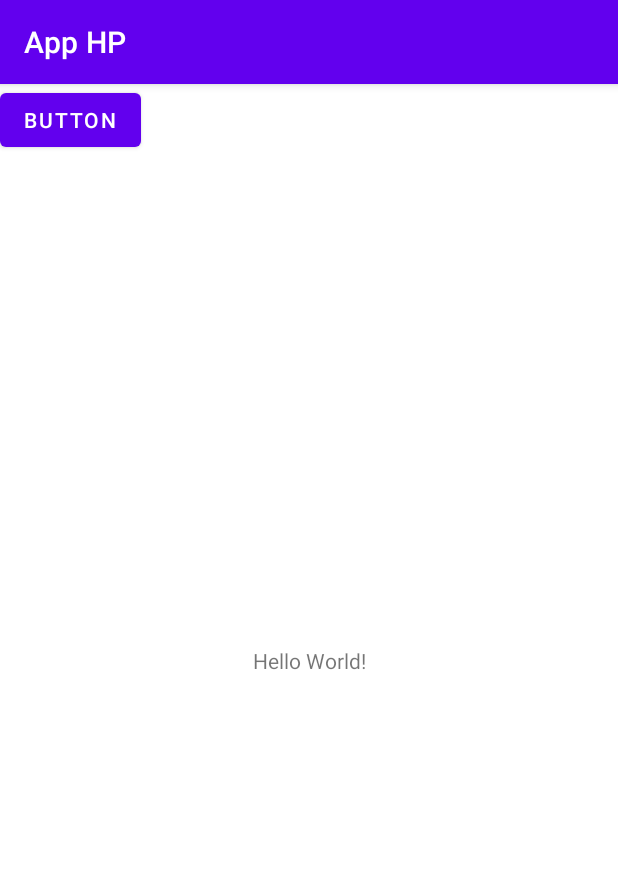
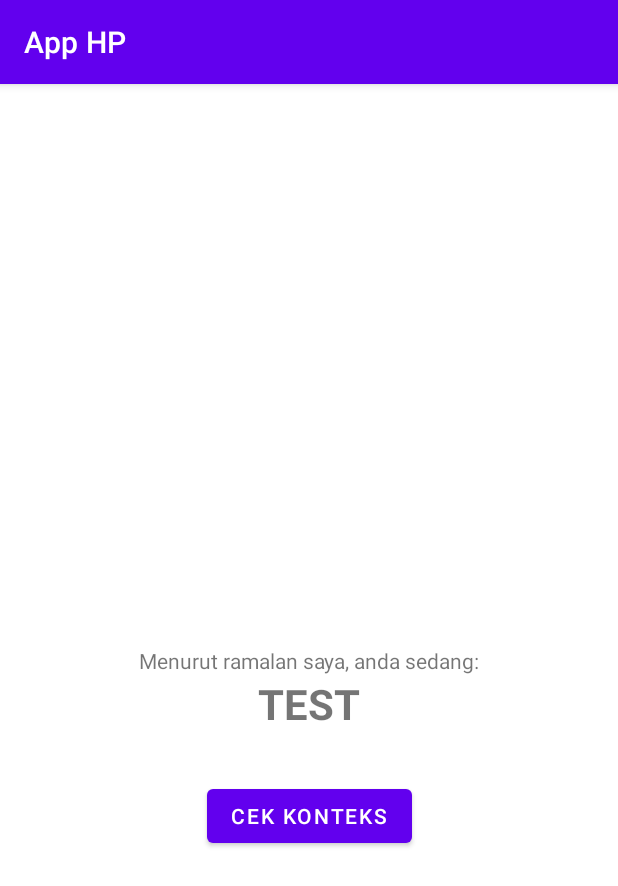
Before and after one commit to mhdfadlyhasan/komber-tugas-2, an Android app: the screen it shows after launch (MainActivity), on a phone screen of 412 x 824 dp. Shown: the top 886 px of the screen. Run offline under Robolectric (Android 15) with nearby library versions, the light colour scheme and no system bars; libraries missing offline, so code that uses them is left out: com.loopj.android, cz.msebera.android.

Commit message:
Update API call untuk mengirim data sensor dan mendapatkan konteks pengguna.

```diff
--- a/app/build.gradle
+++ b/app/build.gradle
@@ -35,4 +35,7 @@ dependencies {
     testImplementation 'junit:junit:4.+'
     androidTestImplementation 'androidx.test.ext:junit:1.1.2'
     androidTestImplementation 'androidx.test.espresso:espresso-core:3.3.0'
+
+    // LoopJ
+    implementation 'com.loopj.android:android-async-http:1.4.9'
 }
--- a/app/src/main/java/com/hzzzey/apphp/MainActivity.java
+++ b/app/src/main/java/com/hzzzey/apphp/MainActivity.java
@@ -7,7 +7,6 @@ import androidx.core.content.ContextCompat;
 
 import android.Manifest;
 import android.content.Context;
-import android.content.Intent;
 import android.content.pm.PackageManager;
 import android.hardware.Sensor;
 import android.hardware.SensorEvent;
@@ -18,92 +17,46 @@ import android.location.LocationListener;
 import android.location.LocationManager;
 import android.os.Build;
 import android.os.Bundle;
-import android.os.Debug;
 import android.os.Environment;
 import android.os.SystemClock;
 import android.util.Log;
 import android.view.View;
+import android.widget.TextView;
 import android.widget.Toast;
 
+import com.loopj.android.http.AsyncHttpResponseHandler;
+import com.loopj.android.http.RequestParams;
+import com.loopj.android.http.SyncHttpClient;
+import com.loopj.android.http.TextHttpResponseHandler;
+
+import org.json.JSONObject;
+
 import java.io.BufferedReader;
-import java.io.DataOutputStream;
-import java.io.IOException;
-import java.io.InputStream;
-import java.io.InputStreamReader;
-import java.io.OutputStream;
-import java.io.PrintWriter;
-import java.net.Socket;
-import java.net.UnknownHostException;
 import java.util.ArrayList;
 import java.util.Arrays;
-import java.util.Collections;
 import java.util.Locale;
+
+import cz.msebera.android.httpclient.Header;
 
 public class MainActivity extends AppCompatActivity implements SensorEventListener, View.OnClickListener {
 
-    double longitude, latitude;
-    //    PermissionsListener permissionsListener;
-    Boolean record = false, kill = false;
-    float valueSensorAccelX, valueSensorAccelY, valueSensorAccelZ;
     SensorManager mSensorManager;
     private Sensor mSensorLight;
     private Sensor mAcceloMeter;
-    private Socket mSocket;
-    private PrintWriter output;
     BufferedReader in;
-    private boolean responded = true;
 
     // Variabel untuk offloading
-    ArrayList<Float> sensoryDatasetsX = new ArrayList<>();
-    ArrayList<Float> sensoryDatasetsY = new ArrayList<>();
-    ArrayList<Float> sensoryDatasetsZ = new ArrayList<>();
+    public ArrayList<Float> sensoryDatasetsX = new ArrayList<>();
+    public ArrayList<Float> sensoryDatasetsY = new ArrayList<>();
+    public ArrayList<Float> sensoryDatasetsZ = new ArrayList<>();
+    SyncHttpClient client = new SyncHttpClient();
 
-    protected void onCreate(Bundle savedInstanceState) {
-        super.onCreate(savedInstanceState);
-        setContentView(R.layout.activity_main);
-        if (Build.VERSION.SDK_INT >= 23) {
-            if (!checkPermission(Manifest.permission.WRITE_EXTERNAL_STORAGE)) {
-                requestPermissions(new String[]{Manifest.permission.WRITE_EXTERNAL_STORAGE}, 1001);
-            }
-            if (!checkPermission(Manifest.permission.ACCESS_FINE_LOCATION)) {
-                requestPermissions(new String[]{Manifest.permission.ACCESS_FINE_LOCATION}, 1002);
-            }
-        }
-        mSensorManager = (SensorManager) getSystemService(Context.SENSOR_SERVICE);
-        mSensorLight = mSensorManager.getDefaultSensor(Sensor.TYPE_LIGHT);
-        mAcceloMeter = mSensorManager.getDefaultSensor(Sensor.TYPE_ACCELEROMETER);
-        LocationManager lm = (LocationManager) getSystemService(Context.LOCATION_SERVICE);
-        lm.requestLocationUpdates(LocationManager.GPS_PROVIDER, 2000, 10, locationListener);
-        new Thread(new ClientThread()).start();//SOCKET HARUS THREAD
+    private boolean responded = true, record = false, kill = false;;
+    double longitude, latitude;
+    float valueSensorAccelX, valueSensorAccelY, valueSensorAccelZ;
 
-    }
-
-    class ClientThread implements Runnable {
-        @Override
-        public void run() {
-            try {
-//            InetAddress serverAddr = InetAddress.getByName();
-                mSocket = new Socket("192.168.100.164", 8081);
-            } catch (SecurityException e1) {
-                Log.d("tugas 2", "security exception ");
-                e1.printStackTrace();
-            } catch (IOException e) {
-//            e.printStackTrace();
-                Log.d("tugas 2", "failed socket");
-            }
-            OutputStream out = null;
-            try {
-                out = mSocket.getOutputStream();
-                in = new BufferedReader(new InputStreamReader(mSocket.getInputStream()));
-                output = new PrintWriter(out);
-                output.write("Hello from Android");
-                output.flush();
-//                out.close();
-            } catch (IOException e) {
-                e.printStackTrace();
-            }
-        }
-    }
+    // Hubungkan view
+    TextView tvStatus;
 
     private final LocationListener locationListener = new LocationListener() {
         public void onLocationChanged(Location location) {
@@ -128,6 +81,101 @@ public class MainActivity extends AppCompatActivity implements SensorEventListen
         }
     };
 
+
+    protected void onCreate(Bundle savedInstanceState) {
+        super.onCreate(savedInstanceState);
+        setContentView(R.layout.activity_main);
+
+        tvStatus = findViewById(R.id.status);
+
+        // Meminta permission secara runtime
+        if (Build.VERSION.SDK_INT >= 23) {
+            if (!checkPermission(Manifest.permission.WRITE_EXTERNAL_STORAGE)) {
+                requestPermissions(new String[]{Manifest.permission.WRITE_EXTERNAL_STORAGE}, 1001);
+            }
+            if (!checkPermission(Manifest.permission.ACCESS_FINE_LOCATION)) {
+                requestPermissions(new String[]{Manifest.permission.ACCESS_FINE_LOCATION}, 1002);
+            }
+        }
+
+        mSensorManager = (SensorManager) getSystemService(Context.SENSOR_SERVICE);
+        mSensorLight = mSensorManager.getDefaultSensor(Sensor.TYPE_LIGHT);
+        mAcceloMeter = mSensorManager.getDefaultSensor(Sensor.TYPE_ACCELEROMETER);
+        LocationManager lm = (LocationManager) getSystemService(Context.LOCATION_SERVICE);
+        lm.requestLocationUpdates(LocationManager.GPS_PROVIDER, 2000, 10, locationListener);
+    }
+
+    @Override
+    protected void onStart() {
+        super.onStart();
+        if (mSensorLight != null) {
+            mSensorManager.registerListener(this, mSensorLight,
+                    SensorManager.SENSOR_DELAY_NORMAL);
+        }
+        if (mAcceloMeter != null) {
+            mSensorManager.registerListener(this, mAcceloMeter,
+                    SensorManager.SENSOR_DELAY_NORMAL);
+        }
+    }
+
+    @Override
+    public void onClick(View v) {
+        if(record) {
+            record=false;
+        }
+        else {
+
+            Thread threadSend = new Thread(new sendThread());//SOCKET HARUS THREAD
+            Thread threadReceive = new Thread(new receiveThread());//SOCKET HARUS THREAD
+            threadSend.start();
+            threadReceive.start();
+            record = true;
+        }
+    }
+
+    @Override
+    public void onRequestPermissionsResult(int requestCode, @NonNull String[] permissions, @NonNull int[] grantResults) {
+        super.onRequestPermissionsResult(requestCode, permissions, grantResults);
+        switch (requestCode) {
+            case 101:
+                if (grantResults.length > 0 && grantResults[0]
+                        == PackageManager.PERMISSION_DENIED) {
+                    Toast.makeText(this, "Anda harus mengijinkan aplikasi menulis sebelum melanjutkan.", Toast.LENGTH_SHORT).show();
+                }
+            case 1002:
+
+                if (ActivityCompat.checkSelfPermission(this, Manifest.permission.ACCESS_FINE_LOCATION) != PackageManager.PERMISSION_GRANTED && ActivityCompat.checkSelfPermission(this, Manifest.permission.ACCESS_COARSE_LOCATION) != PackageManager.PERMISSION_GRANTED) {
+
+                    return;
+                }
+                LocationManager lm = (LocationManager) getSystemService(Context.LOCATION_SERVICE);
+                lm.requestLocationUpdates(LocationManager.GPS_PROVIDER, 2000, 10, locationListener);
+                break;
+        }
+    }
+
+    // Cek jika ada perubahan sensor, fungsi dari implements SensorEventListener
+    @Override
+    public void onSensorChanged(SensorEvent event) {
+        int sensorType = event.sensor.getType();
+        float currentValue = event.values[0];
+        switch (sensorType) {
+            // Event came from the light sensor.
+            case Sensor.TYPE_LIGHT:
+                // Handle light sensor
+                break;
+            case Sensor.TYPE_ACCELEROMETER:
+                if (record) {
+                    valueSensorAccelX = event.values[0];
+                    valueSensorAccelY = event.values[1];
+                    valueSensorAccelZ = event.values[2];
+                }
+                break;
+            default:
+                // do nothing
+        }
+    }
+
     class sendThread implements Runnable {
         @Override
         public void run() {
@@ -145,8 +193,8 @@ public class MainActivity extends AppCompatActivity implements SensorEventListen
                 if (sensoryDatasetsX.size() == 20 && responded) {
                     ArrayList<Float> rerata20Data
                             = dataAverage(sensoryDatasetsX, sensoryDatasetsY, sensoryDatasetsZ);
-//                    output.write(String.format("%f;%f;%f; ",valueSensorAccelX,valueSensorAccelY,valueSensorAccelZ));
-                    output.write(String.format(Locale.ENGLISH, "%f;%f;%f;%f;%f;%f;%f;%f;%f;%f;%f\n",
+
+                    String result = String.format(Locale.ENGLISH, "%f;%f;%f;%f;%f;%f;%f;%f;%f;%f;%f\n",
                             rerata20Data.get(0),
                             rerata20Data.get(1),
                             rerata20Data.get(2),
@@ -158,8 +206,8 @@ public class MainActivity extends AppCompatActivity implements SensorEventListen
                             rerata20Data.get(8),
                             latitude,
                             longitude
-                            ));   // Tolong saya dipaksa ngoding spaget
-                    output.flush();
+                    );
+                    sendToServer(result);
                     Log.d("result", "waiting");
                     responded = false;
                 }
@@ -168,6 +216,20 @@ public class MainActivity extends AppCompatActivity implements SensorEventListen
         }
     }
 
+    class receiveThread implements Runnable {
+        @Override
+        public void run() {
+            while (record) {
+                Log.d("result", "waiting");
+                SystemClock.sleep(1000);
+                Log.d("result", "get");
+                responded = true;
+            }
+        }
+
+    }
+
+    // Memproses 3 buah array dengan masing - masing 20 data, menjadi sebuah array dengan 9 data.
     ArrayList<Float> dataAverage(ArrayList<Float> sensoryX, ArrayList<Float> sensoryY, ArrayList<Float> sensoryZ) {
         float averageX = 0, averageY = 0, averageZ = 0;
         ArrayList<Float> averageJoe = new ArrayList<>();
@@ -221,110 +283,48 @@ public class MainActivity extends AppCompatActivity implements SensorEventListen
         return averageJoe;
     }
 
-    class recieveThread implements Runnable {
-        @Override
-        public void run() {
-            while (record) {
-                Log.d("result", "waiting");
-                String response = null;
-                try {
-                    response = in.readLine();
-                } catch (IOException e) {
-                    e.printStackTrace();
-                }
-                if (response != null) {
-                    Log.d("result", response);
-                } else
-                    Log.d("result", "Eror");
-                SystemClock.sleep(1000);
-                Log.d("result", "get");
-                responded = true;
-            }
-        }
+    // Mengirim data sensor yang sudah diproses ke server.
+    void sendToServer(String data) {
+        client.post("https://fast-hamlet-17646.herokuapp.com/klasifikasi",
+                new RequestParams("sensor_data", data),
+                new AsyncHttpResponseHandler() {
+                    @Override
+                    public void onSuccess(int statusCode, Header[] headers, byte[] responseBody) {
+                        String result = new String(responseBody);
 
+                        try {
+                            JSONObject jsonResult = new JSONObject(result);
+                            String status = jsonResult.getString("message");
+
+                            Log.d("API", "onSuccess:\nstatus = " + status);
+
+                            // Untuk mengubah UI, harus jalankan di UI Thread
+                            runOnUiThread(() -> tvStatus.setText(status));
+                        } catch (Exception e) {
+                            e.printStackTrace();
+                        }
+                    }
+
+                    @Override
+                    public void onFailure(int statusCode, Header[] headers, byte[] responseBody, Throwable error) {
+                        Log.e("API", "onFailure: " + statusCode, error);
+                    }
+                });
     }
 
-    @Override
-    public void onSensorChanged(SensorEvent event) {
-        int sensorType = event.sensor.getType();
-        float currentValue = event.values[0];
-        switch (sensorType) {
-            // Event came from the light sensor.
-            case Sensor.TYPE_LIGHT:
-                // Handle light sensor
-                break;
-            case Sensor.TYPE_ACCELEROMETER:
-                if (record) {
-                    valueSensorAccelX = event.values[0];
-                    valueSensorAccelY = event.values[1];
-                    valueSensorAccelZ = event.values[2];
-                }
-                break;
-            default:
-                // do nothing
-        }
-    }
-
+    // ????
     @Override
     public void onAccuracyChanged(Sensor sensor, int accuracy) {
 
-    }
-
-    @Override
-    protected void onStart() {
-        super.onStart();
-        if (mSensorLight != null) {
-            mSensorManager.registerListener(this, mSensorLight,
-                    SensorManager.SENSOR_DELAY_NORMAL);
-        }
-        if (mAcceloMeter != null) {
-            mSensorManager.registerListener(this, mAcceloMeter,
-                    SensorManager.SENSOR_DELAY_NORMAL);
-        }
-    }
-
-    @Override
-    public void onRequestPermissionsResult(int requestCode, @NonNull String[] permissions, @NonNull int[] grantResults) {
-        super.onRequestPermissionsResult(requestCode, permissions, grantResults);
-        switch (requestCode) {
-            case 101:
-                if (grantResults.length > 0 && grantResults[0]
-                        == PackageManager.PERMISSION_DENIED) {
-                    Toast.makeText(this, "Anda harus mengijinkan aplikasi menulis sebelum melanjutkan.", Toast.LENGTH_SHORT).show();
-                }
-            case 1002:
-
-                if (ActivityCompat.checkSelfPermission(this, Manifest.permission.ACCESS_FINE_LOCATION) != PackageManager.PERMISSION_GRANTED && ActivityCompat.checkSelfPermission(this, Manifest.permission.ACCESS_COARSE_LOCATION) != PackageManager.PERMISSION_GRANTED) {
-
-                    return;
-                }
-                LocationManager lm = (LocationManager) getSystemService(Context.LOCATION_SERVICE);
-                lm.requestLocationUpdates(LocationManager.GPS_PROVIDER, 2000, 10, locationListener);
-                break;
-        }
     }
 
     private boolean isExternalStorageWritable() {
         return Environment.MEDIA_MOUNTED.equals(Environment.getExternalStorageState());
     }
 
-
+    // Cek sebuah permission, apakah telah diijinkan oleh pengguna atau tidak.
     private boolean checkPermission(String permission) {
         int check = ContextCompat.checkSelfPermission(this, permission);
         return (check == PackageManager.PERMISSION_GRANTED);
     }
-    @Override
-    public void onClick(View v) {
-        if(record) {
-            record=false;
-        }
-        else {
-
-            Thread threadSend = new Thread(new sendThread());//SOCKET HARUS THREAD
-            Thread threadRecieve = new Thread(new recieveThread());//SOCKET HARUS THREAD
-            threadSend.start();
-            threadRecieve.start();
-            record = true;
-        }
-    }
 }
--- a/app/src/main/res/layout/activity_main.xml
+++ b/app/src/main/res/layout/activity_main.xml
@@ -7,21 +7,35 @@
     tools:context=".MainActivity">
 
     <TextView
+        android:id="@+id/lorem_ipsum"
         android:layout_width="wrap_content"
         android:layout_height="wrap_content"
-        android:text="Hello World!"
+        android:text="Menurut ramalan saya, anda sedang:"
         app:layout_constraintBottom_toBottomOf="parent"
         app:layout_constraintLeft_toLeftOf="parent"
         app:layout_constraintRight_toRightOf="parent"
         app:layout_constraintTop_toTopOf="parent" />
 
+    <TextView
+        android:id="@+id/status"
+        android:layout_width="wrap_content"
+        android:layout_height="wrap_content"
+        android:text="TEST"
+        android:textSize="28sp"
+        android:textStyle="bold"
+        app:layout_constraintEnd_toEndOf="parent"
+        app:layout_constraintStart_toStartOf="parent"
+        app:layout_constraintTop_toBottomOf="@id/lorem_ipsum" />
+
     <Button
         android:id="@+id/button"
         android:layout_width="wrap_content"
         android:layout_height="wrap_content"
+        android:layout_marginTop="32dp"
         android:onClick="onClick"
-        android:text="Button"
-        tools:layout_editor_absoluteX="226dp"
-        tools:layout_editor_absoluteY="140dp" />
+        android:text="Cek Konteks"
+        app:layout_constraintEnd_toEndOf="parent"
+        app:layout_constraintStart_toStartOf="parent"
+        app:layout_constraintTop_toBottomOf="@+id/status" />
 
 </androidx.constraintlayout.widget.ConstraintLayout>
```
